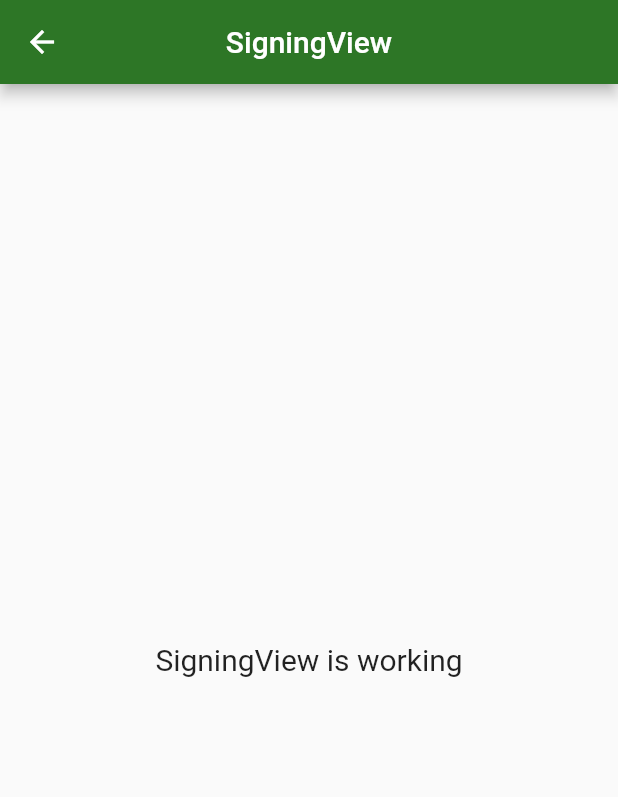
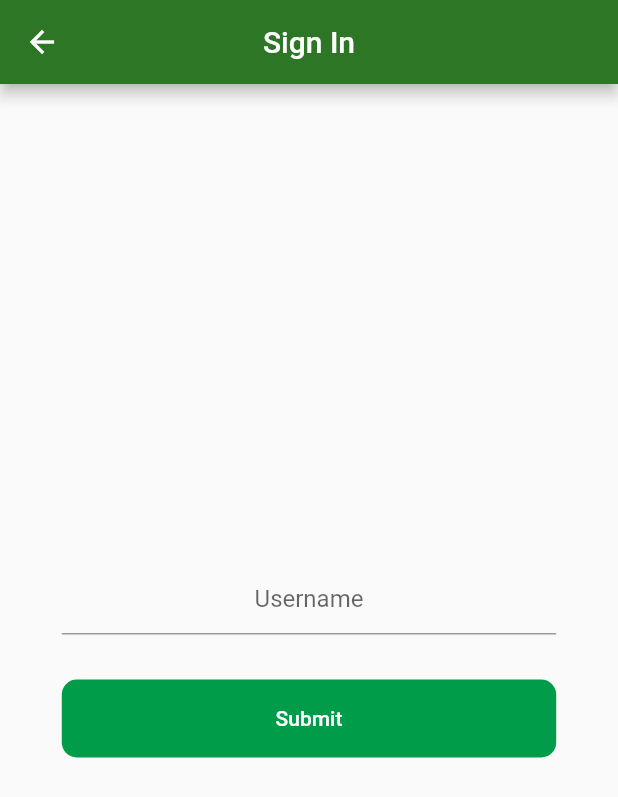
Before and after one commit to mozesnjoroge/rada-mock-up, a Flutter app: the SigningView screen opened by its route, on a phone screen of 412 x 824 dp. Shown: the top 797 px of the screen. Run offline on Flutter 3.47's test engine with Material 2 defaults, Android fonts, the phone set to English and light mode, and no system bars; our stand-ins replace get, socket_io_client; network calls fail.

Commit message:
Included sign in page

```diff
--- a/lib/app/modules/Signing/controllers/signing_controller.dart
+++ b/lib/app/modules/Signing/controllers/signing_controller.dart
@@ -1,7 +1,14 @@
+import 'package:flutter/widgets.dart';
 import 'package:get/get.dart';
+import 'package:rad_mock_up/app/modules/chat/controllers/chat_controller.dart';
 
 class SigningController extends GetxController {
-  //TODO: Implement SigningController
+  TextEditingController textController = TextEditingController();
+  final ChatController _chats = ChatController();
+
+  void addUser() {
+    _chats.addUser(textController.text);
+  }
 
   final count = 0.obs;
   @override
--- a/lib/app/modules/Signing/views/signing_view.dart
+++ b/lib/app/modules/Signing/views/signing_view.dart
@@ -5,19 +5,77 @@ import 'package:get/get.dart';
 import '../controllers/signing_controller.dart';
 
 class SigningView extends GetView<SigningController> {
+  final SigningController controller = SigningController();
+  final GlobalKey<FormState> formKey = GlobalKey<FormState>();
+
+  String? validator(String? value) {
+    if (value == null || value.isEmpty) {
+      return 'This value is required';
+    }
+    return null;
+  }
+
   @override
   Widget build(BuildContext context) {
     return Scaffold(
       appBar: AppBar(
-        title: Text('SigningView'),
+        title: Text('Sign In'),
         centerTitle: true,
       ),
       body: Center(
-        child: Text(
-          'SigningView is working',
-          style: TextStyle(fontSize: 20),
+          child: Form(
+        key: formKey,
+        child: Padding(
+          padding: const EdgeInsets.all(20.0),
+          child: Column(
+
+            mainAxisAlignment: MainAxisAlignment.center,
+            children: [
+              SizedBox(
+                width: MediaQuery.of(context).size.width * 0.8,
+                child: TextFormField(
+                  textAlign: TextAlign.center,
+                  decoration: InputDecoration(
+                    hintText: 'Username',
+                  ),
+                  controller: controller.textController,
+                  validator: validator,
+                ),
+              ),
+              SizedBox(
+                height: 30,
+              ),
+              SizedBox(
+                width: MediaQuery.of(context).size.width * 0.8,
+                child: TextButton(
+                  onPressed: () {
+                    if (formKey.currentState!.validate()) {
+                      controller.addUser();
+                      Get.offNamed('/chat');
+                    }
+                  },
+                  child: Padding(
+                    padding: EdgeInsets.all(10),
+                    child: Text(
+                      'Submit',
+                      style: TextStyle(color: Colors.white),
+                    ),
+                  ),
+                  style: ButtonStyle(
+                    backgroundColor: MaterialStateProperty.all<Color>(
+                        Theme.of(context).accentColor),
+                    shape: MaterialStateProperty.all<RoundedRectangleBorder>(
+                      RoundedRectangleBorder(
+                        borderRadius: BorderRadius.circular(10),
+                      ),
+                    ),
+                  ),
+                ),
+              ),
+            ],
+          ),
         ),
-      ),
+      )),
     );
   }
 }
--- a/lib/app/modules/home/views/home_view.dart
+++ b/lib/app/modules/home/views/home_view.dart
@@ -9,7 +9,7 @@ class HomeView extends GetView<HomeController> {
     return Scaffold(
         body: SafeArea(
       child: Column(
-        mainAxisAlignment : MainAxisAlignment.spaceAround,
+        mainAxisAlignment: MainAxisAlignment.spaceAround,
         children: [
           Container(
             width: double.infinity,
@@ -20,9 +20,11 @@ class HomeView extends GetView<HomeController> {
           ),
           Text('Content to be uploaded'),
           Container(
-          width: MediaQuery.of(context).size.width*0.8,
+            width: MediaQuery.of(context).size.width * 0.8,
             child: TextButton(
-              onPressed: () {},
+              onPressed: () {
+                Get.offNamed('/signing');
+              },
               child: Padding(
                 padding: EdgeInsets.all(10),
                 child: Text(
```
